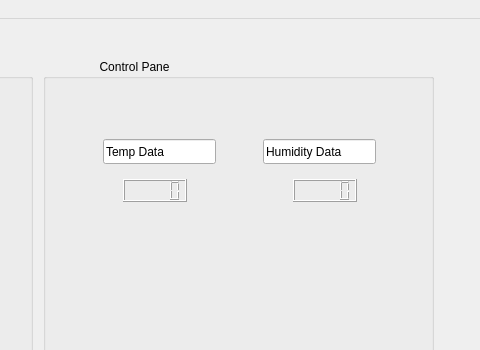
The window that monitoring_gui/ui/main_window.ui (Ko-Sai/environmental_monitoring_system) describes before a commit, drawn with Qt 5; both pictures show x 507 to 987 and y 0 to 350 of the 987 by 704 pixel window.
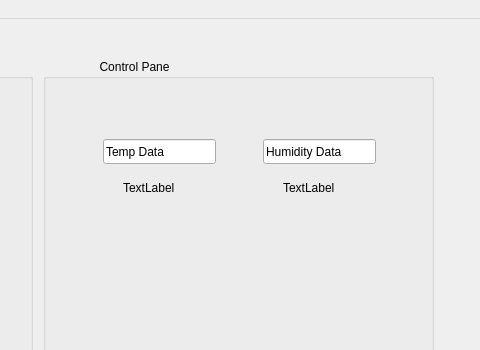
The same window after the commit. Icons and pictures are not drawn. Custom widgets are drawn as their Qt base class.

Commit message: Added temp and humidity data in UI

Patch:
```diff
--- a/monitoring_gui/ui/main_window.ui
+++ b/monitoring_gui/ui/main_window.ui
@@ -147,26 +147,6 @@
       <string>Stop</string>
      </property>
     </widget>
-    <widget class="QLCDNumber" name="tempData">
-     <property name="geometry">
-      <rect>
-       <x>80</x>
-       <y>120</y>
-       <width>64</width>
-       <height>23</height>
-      </rect>
-     </property>
-    </widget>
-    <widget class="QLCDNumber" name="humidityData">
-     <property name="geometry">
-      <rect>
-       <x>250</x>
-       <y>120</y>
-       <width>64</width>
-       <height>23</height>
-      </rect>
-     </property>
-    </widget>
     <widget class="QLineEdit" name="tempLineEdit">
      <property name="geometry">
       <rect>
@@ -193,6 +173,32 @@
       <string>Humidity Data</string>
      </property>
     </widget>
+    <widget class="QLabel" name="tempDisplay">
+     <property name="geometry">
+      <rect>
+       <x>80</x>
+       <y>120</y>
+       <width>67</width>
+       <height>17</height>
+      </rect>
+     </property>
+     <property name="text">
+      <string>TextLabel</string>
+     </property>
+    </widget>
+    <widget class="QLabel" name="humidityDisplay">
+     <property name="geometry">
+      <rect>
+       <x>240</x>
+       <y>120</y>
+       <width>67</width>
+       <height>17</height>
+      </rect>
+     </property>
+     <property name="text">
+      <string>TextLabel</string>
+     </property>
+    </widget>
    </widget>
   </widget>
   <widget class="QMenuBar" name="menubar">
```
The commit also changes 7 other files.
